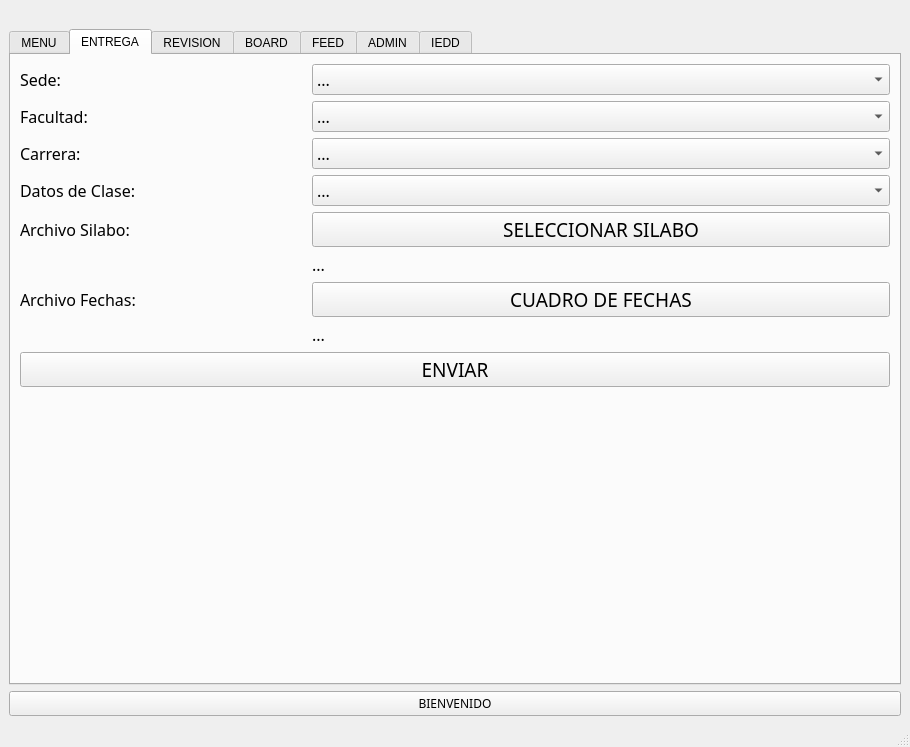
The window that Proyecto_Silabos/cframe.ui (EmaGaleas/Proyecto_BaseDatos_Silabos) describes before a commit, drawn with Qt 5.
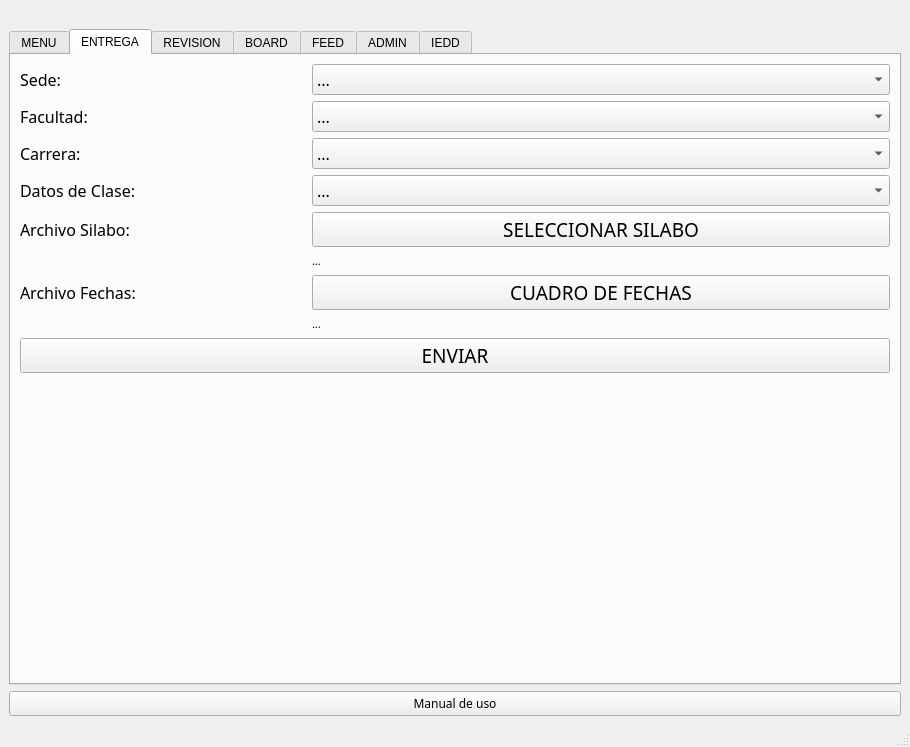
The same window after the commit. The open tabs and pages were chosen to show the change.

Diff of the .ui file:
```diff
--- a/Proyecto_Silabos/cframe.ui
+++ b/Proyecto_Silabos/cframe.ui
@@ -36,7 +36,7 @@
        </font>
       </property>
       <property name="text">
-       <string>BIENVENIDO</string>
+       <string>Manual de uso</string>
       </property>
      </widget>
     </item>
@@ -401,7 +401,7 @@
           <property name="font">
            <font>
             <family>Microsoft JhengHei</family>
-            <pointsize>12</pointsize>
+            <pointsize>8</pointsize>
            </font>
           </property>
           <property name="text">
@@ -473,7 +473,7 @@
           <property name="font">
            <font>
             <family>Microsoft JhengHei</family>
-            <pointsize>12</pointsize>
+            <pointsize>8</pointsize>
            </font>
           </property>
           <property name="text">
```
Left out of the diff: 28 changed lines with no effect on the pictures.
